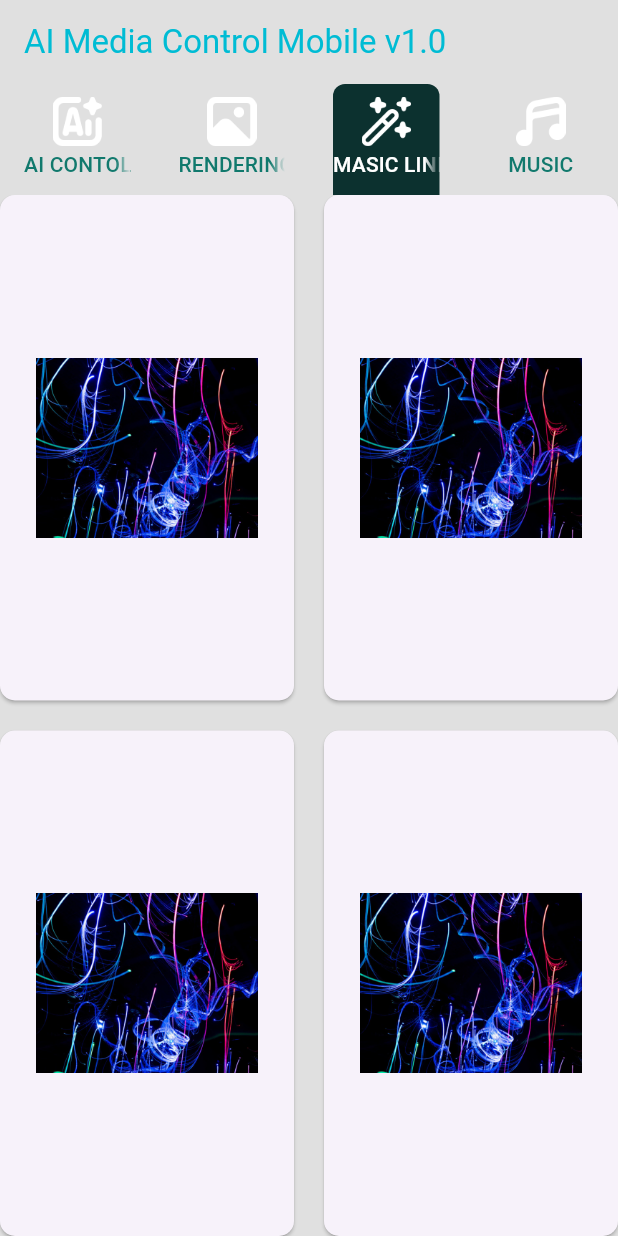
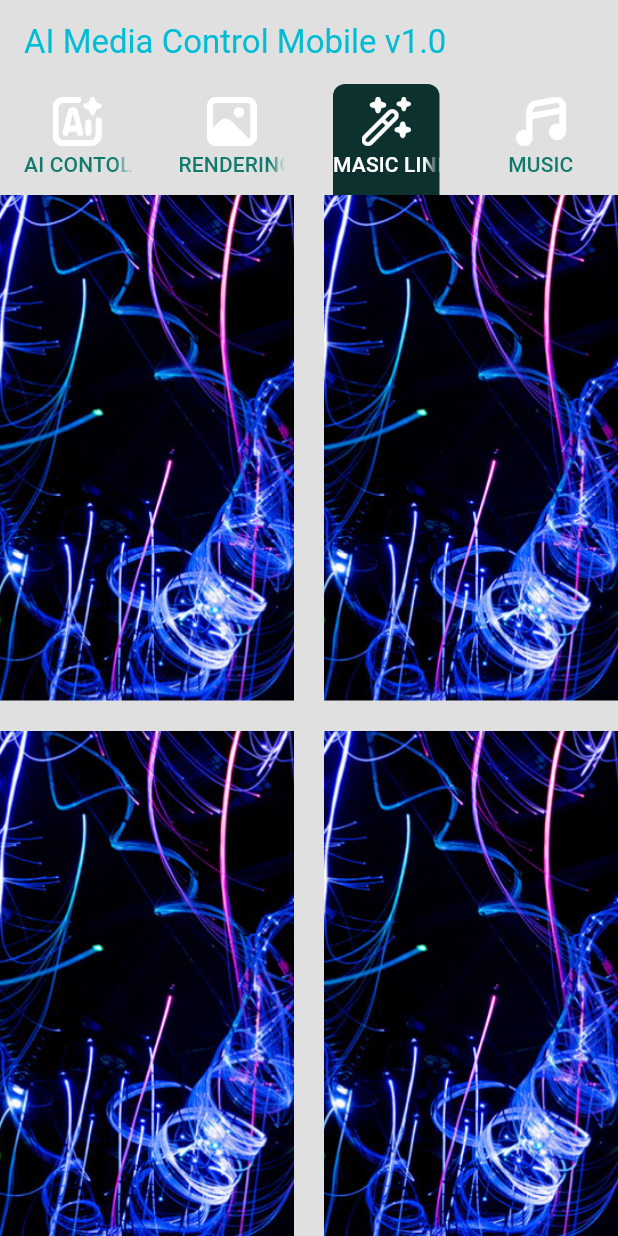
Before and after one commit to xenonluv/mediacontrollergalltap0826, a Flutter app: the screen it shows after launch, tab 3 chosen, on a phone screen of 412 x 824 dp. Run offline on Flutter 3.47's test engine with Material 3 defaults, Android fonts, the phone set to English and light mode, and no system bars; our stand-ins replace transparent_image; network calls fail.

Commit message:
버튼수정

```diff
--- a/lib/pages/magicline.dart
+++ b/lib/pages/magicline.dart
@@ -20,16 +20,20 @@ class _MagiclineState extends State<Magicline> {
               Expanded(
                 child: Container(
                   height: double.infinity,
-                  child: ElevatedButton(
+                  child: TextButton(
                     onPressed: () {},
-                    style: ElevatedButton.styleFrom(
-                      shape: RoundedRectangleBorder(
-                        borderRadius: BorderRadius.circular(10),
+                    style: TextButton.styleFrom(
+                      padding: EdgeInsets.zero,
+                    ),
+                    child: ClipRRect(
+                      borderRadius: BorderRadius.circular(10.0),
+                      child: Ink.image(
+                        image: AssetImage('assets/images/button1.png'),
+                        fit: BoxFit.cover,
+                        child: InkWell(
+                          onTap: () {},
+                        ),
                       ),
-                    ),
-                    child: Image.asset(
-                      'assets/images/button1.png',
-                        fit: BoxFit.cover,
                     ),
                   ),
                 ),
@@ -38,16 +42,20 @@ class _MagiclineState extends State<Magicline> {
               Expanded(
                 child: Container(
                   height: double.infinity,
-                  child: ElevatedButton(
+                  child: TextButton(
                     onPressed: () {},
-                    style: ElevatedButton.styleFrom(
-                      shape: RoundedRectangleBorder(
-                        borderRadius: BorderRadius.circular(10),
+                    style: TextButton.styleFrom(
+                      padding: EdgeInsets.zero,
+                    ),
+                    child: ClipRRect(
+                      borderRadius: BorderRadius.circular(10.0),
+                      child: Ink.image(
+                        image: AssetImage('assets/images/button1.png'),
+                        fit: BoxFit.cover,
+                        child: InkWell(
+                          onTap: () {},
+                        ),
                       ),
-                    ),
-                    child: Image.asset(
-                      'assets/images/button2.png',
-                      fit: BoxFit.cover,
                     ),
                   ),
                 ),
@@ -63,16 +71,20 @@ class _MagiclineState extends State<Magicline> {
               Expanded(
                 child: Container(
                   height: double.infinity,
-                  child: ElevatedButton(
+                  child: TextButton(
                     onPressed: () {},
-                    style: ElevatedButton.styleFrom(
-                      shape: RoundedRectangleBorder(
-                        borderRadius: BorderRadius.circular(10),
+                    style: TextButton.styleFrom(
+                      padding: EdgeInsets.zero,
+                    ),
+                    child: ClipRRect(
+                      borderRadius: BorderRadius.circular(50.0),
+                      child: Ink.image(
+                        image: AssetImage('assets/images/button1.png'),
+                        fit: BoxFit.cover,
+                        child: InkWell(
+                          onTap: () {},
+                        ),
                       ),
-                    ),
-                    child: Image.asset(
-                      'assets/images/button3.png',
-                      fit: BoxFit.cover,
                     ),
                   ),
                 ),
@@ -81,16 +93,20 @@ class _MagiclineState extends State<Magicline> {
               Expanded(
                 child: Container(
                   height: double.infinity,
-                  child: ElevatedButton(
+                  child: TextButton(
                     onPressed: () {},
-                    style: ElevatedButton.styleFrom(
-                      shape: RoundedRectangleBorder(
-                        borderRadius: BorderRadius.circular(10),
+                    style: TextButton.styleFrom(
+                      padding: EdgeInsets.zero,
+                    ),
+                    child: ClipRRect(
+                      borderRadius: BorderRadius.circular(10.0),
+                      child: Ink.image(
+                        image: AssetImage('assets/images/button1.png'),
+                        fit: BoxFit.cover,
+                        child: InkWell(
+                          onTap: () {},
+                        ),
                       ),
-                    ),
-                    child: Image.asset(
-                      'assets/images/button4.png',
-                      fit: BoxFit.cover,
                     ),
                   ),
                 ),
```
